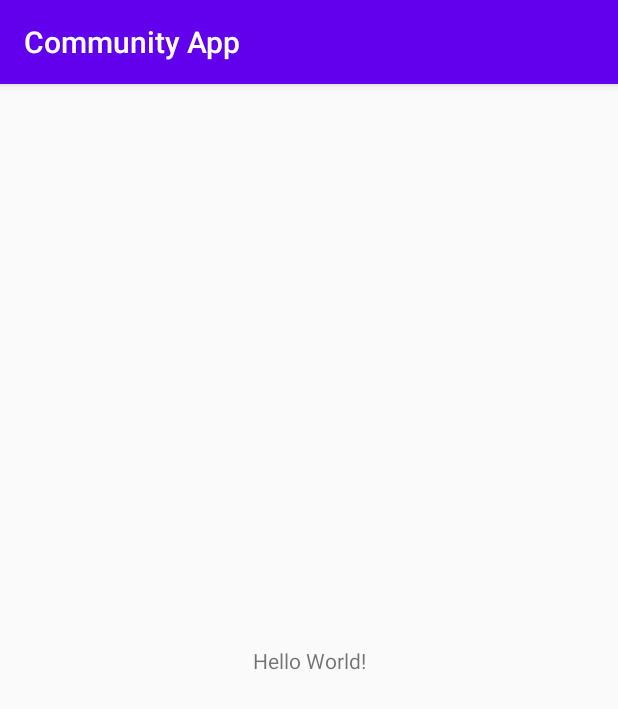
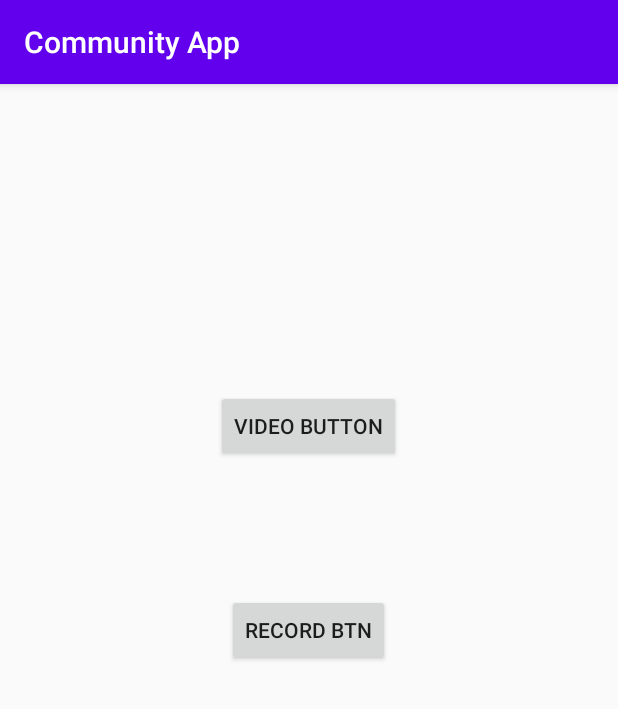
Before and after one commit to Shakhawat-dev/CommunityApp, an Android app: the MainActivity screen opened directly, with no data from a screen before it, on a phone screen of 412 x 824 dp. Shown: the top 709 px of the screen. Run offline under Robolectric (Android 15) with nearby library versions, the phone set to English and light mode, and no system bars.

Commit message:
Reformated Code

```diff
--- a/app/src/main/java/com/metacoders/communityapp/MainActivity.java
+++ b/app/src/main/java/com/metacoders/communityapp/MainActivity.java
@@ -3,12 +3,40 @@ package com.metacoders.communityapp;
 import androidx.appcompat.app.AppCompatActivity;
 
 import android.os.Bundle;
+import android.view.View;
+import android.widget.Button;
 
 public class MainActivity extends AppCompatActivity {
+
+    Button  videoBtn , audioBtn ;
 
     @Override
     protected void onCreate(Bundle savedInstanceState) {
         super.onCreate(savedInstanceState);
         setContentView(R.layout.activity_main);
+        videoBtn = findViewById(R.id.videoBtn);
+        audioBtn = findViewById(R.id.audioBtn) ;
+
+        videoBtn.setOnClickListener(new View.OnClickListener() {
+            @Override
+            public void onClick(View v) {
+
+
+
+            }
+        });
+
+
+        audioBtn.setOnClickListener(new View.OnClickListener() {
+            @Override
+            public void onClick(View v) {
+
+
+
+            }
+        });
+
+
+
     }
 }
--- a/app/src/main/res/layout/activity_main.xml
+++ b/app/src/main/res/layout/activity_main.xml
@@ -6,13 +6,26 @@
     android:layout_height="match_parent"
     tools:context=".MainActivity">
 
-    <TextView
+    <Button
+        android:id="@+id/videoBtn"
         android:layout_width="wrap_content"
         android:layout_height="wrap_content"
-        android:text="Hello World!"
-        app:layout_constraintBottom_toBottomOf="parent"
-        app:layout_constraintLeft_toLeftOf="parent"
-        app:layout_constraintRight_toRightOf="parent"
+        android:layout_marginTop="204dp"
+        android:text="Video Button"
+        app:layout_constraintEnd_toEndOf="parent"
+        app:layout_constraintHorizontal_bias="0.498"
+        app:layout_constraintStart_toStartOf="parent"
         app:layout_constraintTop_toTopOf="parent" />
 
+    <Button
+        android:id="@+id/audioBtn"
+        android:layout_width="wrap_content"
+        android:layout_height="wrap_content"
+        android:layout_marginTop="88dp"
+        android:text="Record Btn"
+        app:layout_constraintEnd_toEndOf="parent"
+        app:layout_constraintHorizontal_bias="0.498"
+        app:layout_constraintStart_toStartOf="parent"
+        app:layout_constraintTop_toBottomOf="@+id/videoBtn" />
+
 </androidx.constraintlayout.widget.ConstraintLayout>
--- a/build.gradle
+++ b/build.gradle
@@ -5,7 +5,7 @@ buildscript {
         jcenter()
     }
     dependencies {
-        classpath "com.android.tools.build:gradle:4.0.0"
+        classpath 'com.android.tools.build:gradle:4.0.1'
 
         // NOTE: Do not place your application dependencies here; they belong
         // in the individual module build.gradle files
```
Also changed, not shown: app/build.gradle (+20 -1 lines), app/src/main/AndroidManifest.xml (+10 -0 lines).
